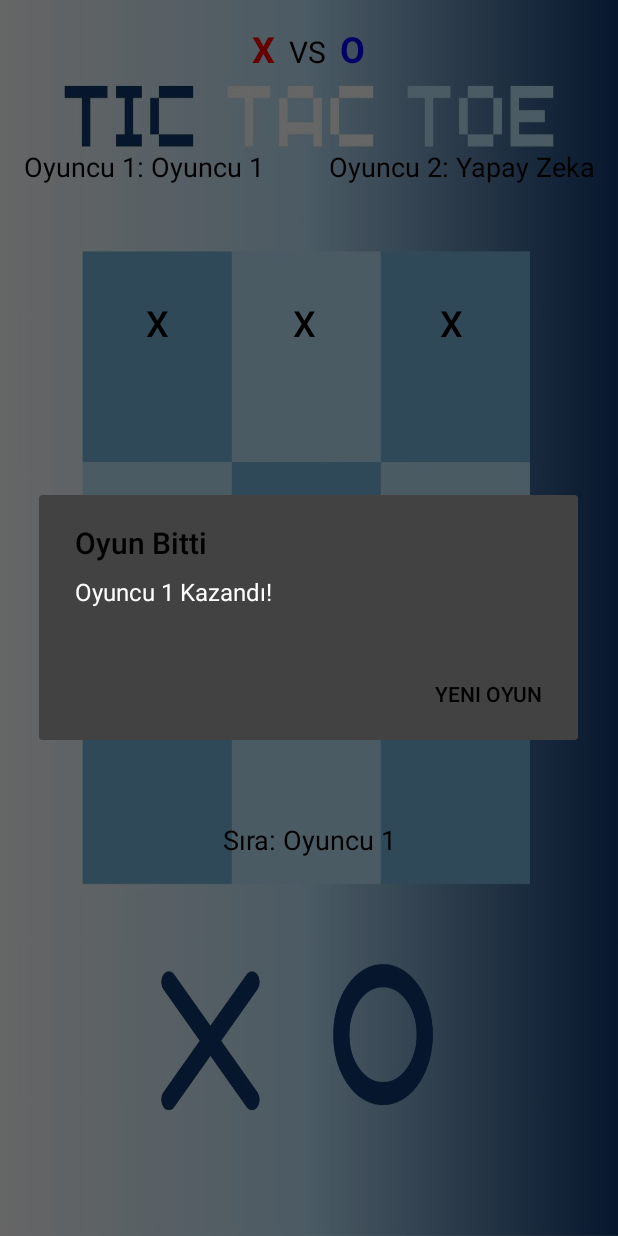
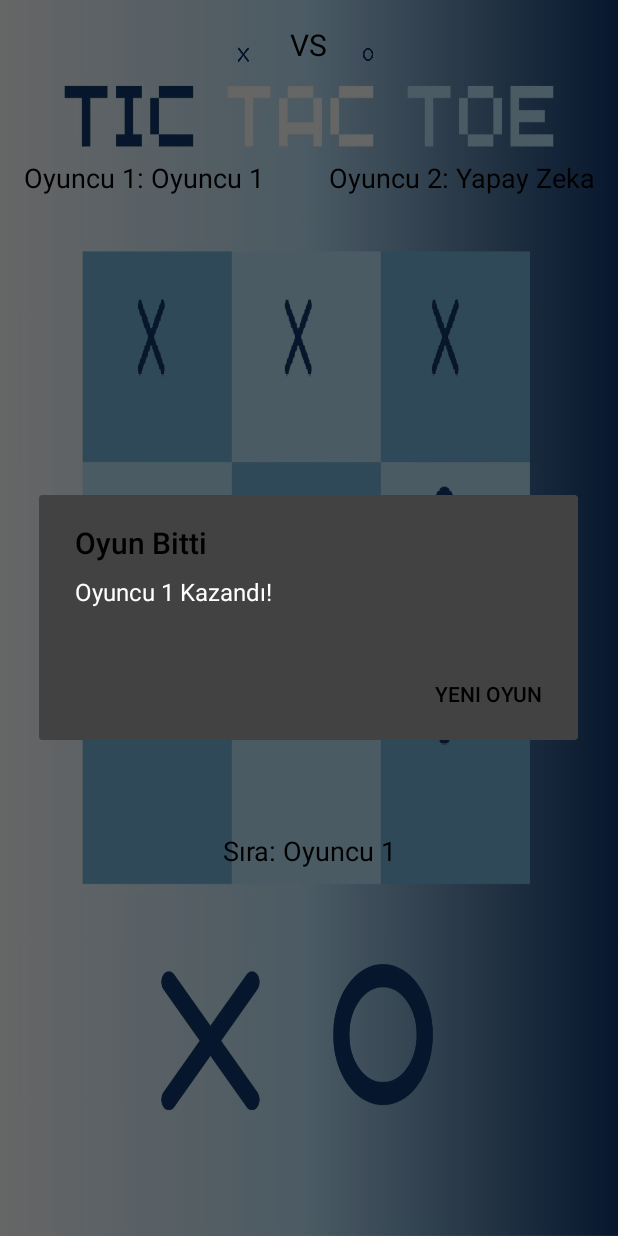
Before and after one commit to BerkeKocakavak/XOX-Game-Project, an Android app built with Jetpack Compose: the OyunEkrani screen opened directly, with no data from a screen before it, after a tap on an icon or button, on a phone screen of 412 x 824 dp. Run offline under Robolectric (Android 15) with nearby library versions, the phone set to English and light mode, and no system bars; 2 other taps on this screen came first.

Commit message:
x ve o görselleri ile arkaplanın basic halleri eklendi

```diff
--- a/app/src/main/java/com/tttgames/xoxgame/OyunEkrani.java
+++ b/app/src/main/java/com/tttgames/xoxgame/OyunEkrani.java
@@ -58,7 +58,6 @@ public class OyunEkrani extends AppCompatActivity {
                     buttons[i][j].setOnClickListener(new View.OnClickListener() {
                         @Override
                         public void onClick(View v) {
-                            // mainHandler'da çalıştır
                             mainHandler.post(() -> {
                                 try {
                                     if (gameResetPending) {
@@ -86,23 +85,15 @@ public class OyunEkrani extends AppCompatActivity {
         player1Name = getIntent().getStringExtra("PLAYER1_NAME");
         player2Name = getIntent().getStringExtra("PLAYER2_NAME");
 
-        // Varsayılan oyuncu adlarını ayarla
-        if (player1Name == null) {
-            player1Name = "Oyuncu 1";
-            Log.w(TAG, "Oyuncu 1 adı null, varsayılan kullanılıyor: " + player1Name);
-        }
-        if (player2Name == null) {
-            player2Name = (gameMode == 4) ? "Oyuncu 2" : "Yapay Zeka";
-            Log.w(TAG, "Oyuncu 2 adı null, varsayılan kullanılıyor: " + player2Name);
-        }
+        // Varsayılan adlar
+        if (player1Name == null) player1Name = "Oyuncu 1";
+        if (player2Name == null) player2Name = (gameMode == 4) ? "Oyuncu 2" : "Yapay Zeka";
 
-        // Ekranı ve tahtayı ayarla
         setupGameScreen();
         initializeBoard();
     }
 
     private void initializeBoard() {
-        // Tahtayı başlat
         char[][] initialBoard = {
                 {'\0', '\0', '\0'},
                 {'\0', '\0', '\0'},
@@ -112,11 +103,11 @@ public class OyunEkrani extends AppCompatActivity {
         gameOver = false;
         currentPlayer = 1;
         updateTurnLabel();
-        // Butonları sıfırla
         for (int i = 0; i < 3; i++) {
             for (int j = 0; j < 3; j++) {
                 if (buttons[i][j] != null) {
                     buttons[i][j].setText("");
+                    buttons[i][j].setBackgroundResource(0); // Arka planı temizle
                     buttons[i][j].setEnabled(true);
                 }
             }
@@ -125,46 +116,30 @@ public class OyunEkrani extends AppCompatActivity {
     }
 
     private void setupGameScreen() {
-        // Oyuncu adlarını ayarla
-        if (tvPlayer1Name != null) {
-            tvPlayer1Name.setText("Oyuncu 1: " + player1Name);
-        }
-        if (tvPlayer2Name != null) {
-            tvPlayer2Name.setText("Oyuncu 2: " + player2Name);
-        }
+        tvPlayer1Name.setText("Oyuncu 1: " + player1Name);
+        tvPlayer2Name.setText("Oyuncu 2: " + player2Name);
         updateTurnLabel();
     }
 
     private void onCellClicked(int row, int col) {
-        if (gameOver) {
-            return; // Oyun zaten bittiyse hiçbir şey yapma
-        }
+        if (gameOver || board == null || row < 0 || row > 2 || col < 0 || col > 2) return;
+        if (board.getBoard()[row][col] != '\0') return;
 
-        if (board == null) {
-            Log.e(TAG, "Board is null in onCellClicked!");
-            return;
-        }
-        if (row < 0 || row > 2 || col < 0 || col > 2) {
-            Log.e(TAG, "Invalid row or column in onCellClicked! row = " + row + ", col = " + col);
-            return;
-        }
-
-        if (board.getBoard()[row][col] != '\0') {
-            return; // Eğer hücre doluysa ve oyun bitmemişse, hiçbir şey yapma
-        }
-
-        // Oyuncu sembolünü yerleştir
         char playerSymbol = (currentPlayer == 1) ? 'X' : 'O';
         board.getBoard()[row][col] = playerSymbol;
+
         Button clickedButton = buttons[row][col];
         if (clickedButton != null) {
-            clickedButton.setText(String.valueOf(playerSymbol));
+            if (playerSymbol == 'X') {
+                clickedButton.setBackgroundResource(R.drawable.x_image);
+            } else {
+                clickedButton.setBackgroundResource(R.drawable.o_image);
+            }
             clickedButton.setEnabled(false);
         } else {
             Log.e(TAG, "Button is null in onCellClicked! row = " + row + ", col = " + col);
         }
 
-        // Oyunun bitip bitmediğini kontrol et
         PlayerEnum result = board.evaluateBoard();
         if (result != null) {
             gameOver = true;
@@ -172,22 +147,16 @@ public class OyunEkrani extends AppCompatActivity {
             return;
         }
 
-        // Sıradaki oyuncuya geç
         switchPlayer();
+
         if (gameMode != 4) {
             computerMove();
         }
     }
 
     private void computerMove() {
-        // Oyunun bitip bitmediğini kontrol et
-        if (gameOver) return;
-        if (board == null) {
-            Log.e(TAG, "Board is null in computerMove!");
-            return;
-        }
+        if (gameOver || board == null) return;
 
-        // Rastgele bir hareket yap
         int row, col;
         do {
             row = (int) (Math.random() * 3);
@@ -197,28 +166,26 @@ public class OyunEkrani extends AppCompatActivity {
         board.getBoard()[row][col] = 'O';
         Button computerButton = buttons[row][col];
         if (computerButton != null) {
-            computerButton.setText("O");
+            computerButton.setBackgroundResource(R.drawable.o_image);
             computerButton.setEnabled(false);
         } else {
             Log.e(TAG, "Button is null in computerMove! row = " + row + ", col = " + col);
         }
 
-        // Oyunun bitip bitmediğini kontrol et
         PlayerEnum result = board.evaluateBoard();
         if (result != null) {
             gameOver = true;
             handleGameOver(result);
             return;
         }
+
         switchPlayer();
     }
 
     private void handleGameOver(PlayerEnum result) {
-        // Aktivitenin bitip bitmediğini kontrol et
         if (isFinishing()) return;
 
-        // Sonucu al
-        String message = "";
+        String message;
         switch (result) {
             case XPlayer:
                 message = player1Name + " Kazandı!";
@@ -229,49 +196,36 @@ public class OyunEkrani extends AppCompatActivity {
             case TIE:
                 message = "Berabere!";
                 break;
+            default:
+                message = "Bilinmeyen sonuç!";
+                break;
         }
 
-        // Alert dialog oluştur
-        final String finalMessage = message;
         mainHandler.post(() -> {
             new AlertDialog.Builder(OyunEkrani.this)
                     .setTitle("Oyun Bitti")
-                    .setMessage(finalMessage)
+                    .setMessage(message)
                     .setCancelable(false)
-                    .setPositiveButton("Yeni Oyun", new DialogInterface.OnClickListener() {
-                        @Override
-                        public void onClick(DialogInterface dialog, int which) {
-                            resetGame();
-                        }
-                    })
+                    .setPositiveButton("Yeni Oyun", (dialog, which) -> resetGame())
                     .show();
         });
-        gameOver = true;
         gameResetPending = true;
     }
 
     private void switchPlayer() {
-        // Oyuncuyu değiştir ve etiketi güncelle
         currentPlayer = (currentPlayer == 1) ? 2 : 1;
         updateTurnLabel();
     }
 
     private void updateTurnLabel() {
-        // Sıra etiketini güncelle
         if (tvTurn != null) {
-            if (gameMode == 4) {
-                tvTurn.setText("Sıra: " + (currentPlayer == 1 ? player1Name : player2Name));
-            } else {
-                tvTurn.setText("Sıra: " + player1Name);
-            }
+            tvTurn.setText("Sıra: " + ((currentPlayer == 1 || gameMode == 4) ? player1Name : player2Name));
         }
     }
 
     private void resetGame() {
-        // Aktivitenin bitip bitmediğini kontrol et
         if (isFinishing()) return;
         try {
-            // Tahtayı ve arayüzü sıfırla
             initializeBoard();
         } catch (Exception e) {
             Log.e(TAG, "Error resetting the game", e);
@@ -280,9 +234,7 @@ public class OyunEkrani extends AppCompatActivity {
     }
 
     private void showToast(final String message) {
-        // Aktivitenin bitip bitmediğini kontrol et
         if (isFinishing()) return;
-        // Toast mesajını göster
         mainHandler.post(() -> Toast.makeText(OyunEkrani.this, message, Toast.LENGTH_LONG).show());
     }
 }
--- a/app/src/main/res/layout/ayarlar.xml
+++ b/app/src/main/res/layout/ayarlar.xml
@@ -1,9 +1,12 @@
 <LinearLayout xmlns:android="http://schemas.android.com/apk/res/android"
+    xmlns:app="http://schemas.android.com/apk/res-auto"
     xmlns:tools="http://schemas.android.com/tools"
     android:layout_width="match_parent"
     android:layout_height="match_parent"
     android:orientation="vertical"
+    android:gravity="center"
     android:padding="16dp"
+    android:background="@drawable/arkaplan"
     tools:context=".Ayarlar">
 
     <TextView
@@ -23,11 +26,9 @@
 
     <Switch
         android:id="@+id/soundSwitch"
-        android:layout_width="match_parent"
-        android:layout_height="wrap_content"
+        style="@style/color"
         android:text="Ses Aç/Kapa"
-        android:textSize="16sp"
-        android:layout_marginBottom="16dp" />
+        android:textColorLink="#000000" />
 
     <SeekBar
         android:id="@+id/volumeSeekBar"
--- a/app/src/main/res/layout/oyunekrani.xml
+++ b/app/src/main/res/layout/oyunekrani.xml
@@ -1,3 +1,4 @@
+<?xml version="1.0" encoding="utf-8"?>
 <LinearLayout xmlns:android="http://schemas.android.com/apk/res/android"
     xmlns:tools="http://schemas.android.com/tools"
     android:layout_width="match_parent"
@@ -13,26 +14,23 @@
         android:gravity="center_horizontal"
         android:layout_marginBottom="50dp">
 
-        <TextView
-            android:layout_width="wrap_content"
-            android:layout_height="wrap_content"
-            android:text="X"
-            android:textSize="24sp"
-            android:textStyle="bold"
-            android:textColor="#FF0000" />
+        <ImageView
+            android:layout_width="40dp"
+            android:layout_height="40dp"
+            android:src="@drawable/x_image"
+            android:contentDescription="X işareti" />
+
         <TextView
             android:layout_width="wrap_content"
             android:layout_height="wrap_content"
             android:text="  VS  "
             android:textSize="20sp" />
 
-        <TextView
-            android:layout_width="wrap_content"
-            android:layout_height="wrap_content"
-            android:text="O"
-            android:textSize="24sp"
-            android:textStyle="bold"
-            android:textColor="#0000FF" />
+        <ImageView
+            android:layout_width="40dp"
+            android:layout_height="40dp"
+            android:src="@drawable/o_image"
+            android:contentDescription="O işareti" />
     </LinearLayout>
 
     <LinearLayout
@@ -48,7 +46,7 @@
             android:layout_weight="1"
             android:text="Oyuncu 1: "
             android:textSize="18sp"
-            android:gravity="start"/>
+            android:gravity="start" />
 
         <TextView
             android:id="@+id/tvPlayer2Name"
@@ -57,7 +55,7 @@
             android:layout_weight="1"
             android:text="Oyuncu 2: "
             android:textSize="18sp"
-            android:gravity="end"/>
+            android:gravity="end" />
     </LinearLayout>
 
     <GridLayout
@@ -87,10 +85,10 @@
             android:layout_row="0"
             android:layout_column="1"
             android:layout_marginBottom="3dp"
+            android:background="#00FFFFFF"
             android:padding="0dp"
             android:text=""
-            android:textSize="24sp"
-            android:background="#00FFFFFF" />
+            android:textSize="24sp" />
 
         <Button
             android:id="@+id/btn02"
@@ -153,13 +151,13 @@
         <Button
             android:id="@+id/btn21"
             android:layout_width="98dp"
-            android:layout_height="120dp"
+            android:layout_height="122dp"
             android:layout_row="2"
             android:layout_column="1"
+            android:background="#00FFFFFF"
             android:padding="0dp"
             android:text=""
-            android:textSize="24sp"
-            android:background="#00FFFFFF" />
+            android:textSize="24sp" />
 
         <Button
             android:id="@+id/btn22"
--- a/app/src/main/res/layout/skortablosu.xml
+++ b/app/src/main/res/layout/skortablosu.xml
@@ -3,7 +3,9 @@
     android:layout_width="match_parent"
     android:layout_height="match_parent"
     android:orientation="vertical"
+    android:gravity="center"
     android:padding="16dp"
+    android:background="@drawable/arkaplan"
     tools:context=".SkorTablosu">
 
     <TextView
```
Also changed, not shown: app/src/main/res/drawable/arkaplan.jpg (added), app/src/main/res/drawable/o_image.png (added), app/src/main/res/drawable/x_image.png (added), 1 other file.
